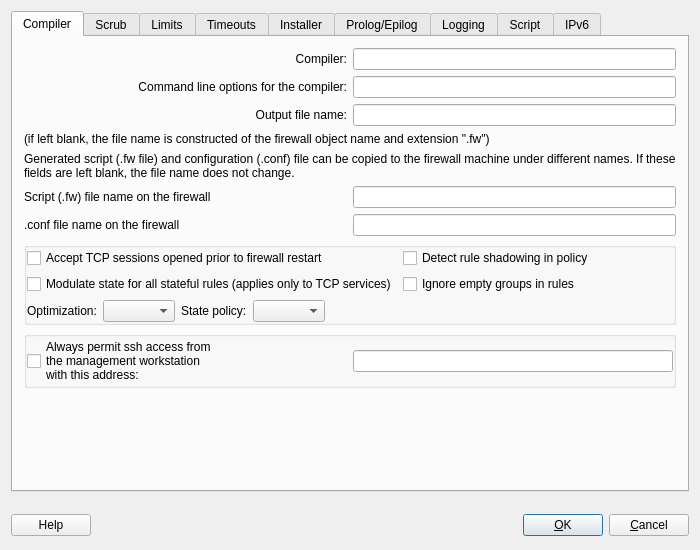
Old version of the form src/libgui/pfadvanceddialog_q.ui in the repository fwbuilder/fwbuilder.
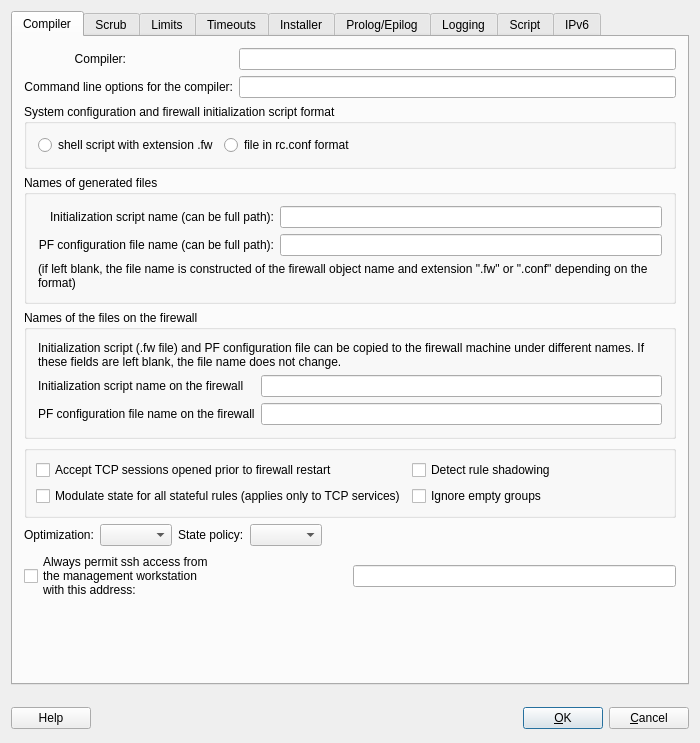
New version of the form.

Commit message: see #1888 Added second input field for the conf file name, refatoring in CompilerDriver_pf to use QString mostly; The name of the generated .fw file is still taken from the -o option rather than output_file firewall option

```diff
--- a/src/libgui/pfadvanceddialog_q.ui
+++ b/src/libgui/pfadvanceddialog_q.ui
@@ -10,7 +10,7 @@
     <x>0</x>
     <y>0</y>
     <width>700</width>
-    <height>550</height>
+    <height>743</height>
    </rect>
   </property>
   <property name="maximumSize">
@@ -100,7 +100,7 @@
       <attribute name="title">
        <string>Compiler</string>
       </attribute>
-      <layout class="QGridLayout" name="gridLayout_8">
+      <layout class="QGridLayout" name="gridLayout_10">
        <item row="0" column="0">
         <widget class="QLabel" name="compilerLabel">
          <property name="text">
@@ -114,7 +114,7 @@
          </property>
         </widget>
        </item>
-       <item row="0" column="1">
+       <item row="0" column="2">
         <widget class="QLineEdit" name="compiler">
          <property name="maximumSize">
           <size>
@@ -124,24 +124,173 @@
          </property>
         </widget>
        </item>
-       <item row="5" column="0" colspan="2">
+       <item row="1" column="0" colspan="2">
+        <widget class="QLabel" name="compilerArgsLabel">
+         <property name="sizePolicy">
+          <sizepolicy hsizetype="Expanding" vsizetype="Preferred">
+           <horstretch>0</horstretch>
+           <verstretch>0</verstretch>
+          </sizepolicy>
+         </property>
+         <property name="text">
+          <string>Command line options for the compiler:</string>
+         </property>
+         <property name="alignment">
+          <set>Qt::AlignRight|Qt::AlignTrailing|Qt::AlignVCenter</set>
+         </property>
+         <property name="wordWrap">
+          <bool>false</bool>
+         </property>
+        </widget>
+       </item>
+       <item row="1" column="2">
+        <widget class="QLineEdit" name="compilerArgs">
+         <property name="maximumSize">
+          <size>
+           <width>32767</width>
+           <height>22</height>
+          </size>
+         </property>
+        </widget>
+       </item>
+       <item row="2" column="0" colspan="3">
+        <widget class="QGroupBox" name="groupBox_3">
+         <property name="title">
+          <string>System configuration and firewall initialization script format</string>
+         </property>
+         <property name="flat">
+          <bool>false</bool>
+         </property>
+         <layout class="QGridLayout" name="gridLayout_8">
+          <item row="0" column="0">
+           <layout class="QHBoxLayout" name="horizontalLayout_6">
+            <item>
+             <widget class="QRadioButton" name="generateShellScript">
+              <property name="text">
+               <string>shell script with extension .fw</string>
+              </property>
+             </widget>
+            </item>
+            <item>
+             <widget class="QRadioButton" name="generateRcConfFile">
+              <property name="text">
+               <string>file in rc.conf format</string>
+              </property>
+             </widget>
+            </item>
+            <item>
+             <spacer name="horizontalSpacer_3">
+              <property name="orientation">
+               <enum>Qt::Horizontal</enum>
+              </property>
+              <property name="sizeHint" stdset="0">
+               <size>
+                <width>208</width>
+                <height>20</height>
+               </size>
+              </property>
+             </spacer>
+            </item>
+           </layout>
+          </item>
+         </layout>
+        </widget>
+       </item>
+       <item row="3" column="0" colspan="3">
+        <widget class="QGroupBox" name="groupBox_4">
+         <property name="title">
+          <string>Names of generated files</string>
+         </property>
+         <layout class="QGridLayout" name="gridLayout_7">
+          <item row="0" column="0">
+           <widget class="QLabel" name="label_6">
+            <property name="text">
+             <string>Initialization script name (can be full path):</string>
+            </property>
+            <property name="alignment">
+             <set>Qt::AlignRight|Qt::AlignTrailing|Qt::AlignVCenter</set>
+            </property>
+           </widget>
+          </item>
+          <item row="0" column="1">
+           <widget class="QLineEdit" name="outputFileName">
+            <property name="maximumSize">
+             <size>
+              <width>32767</width>
+              <height>22</height>
+             </size>
+            </property>
+           </widget>
+          </item>
+          <item row="1" column="0">
+           <widget class="QLabel" name="label_7">
+            <property name="text">
+             <string>PF configuration file name (can be full path):</string>
+            </property>
+            <property name="alignment">
+             <set>Qt::AlignRight|Qt::AlignTrailing|Qt::AlignVCenter</set>
+            </property>
+           </widget>
+          </item>
+          <item row="1" column="1">
+           <widget class="QLineEdit" name="confFileName">
+            <property name="maximumSize">
+             <size>
+              <width>32767</width>
+              <height>22</height>
+             </size>
+            </property>
+           </widget>
+          </item>
+          <item row="2" column="0" colspan="2">
+           <widget class="QLabel" name="textLabel1_5">
+            <property name="sizePolicy">
+             <sizepolicy hsizetype="Expanding" vsizetype="Preferred">
+              <horstretch>0</horstretch>
+              <verstretch>0</verstretch>
+             </sizepolicy>
+            </property>
+            <property name="text">
+             <string>(if left blank, the file name is constructed of the firewall object name and extension &quot;.fw&quot; or &quot;.conf&quot; depending on the format)</string>
+            </property>
+            <property name="alignment">
+             <set>Qt::AlignVCenter</set>
+            </property>
+            <property name="wordWrap">
+             <bool>true</bool>
+            </property>
+           </widget>
+          </item>
+         </layout>
+        </widget>
+       </item>
+       <item row="4" column="0" colspan="3">
+        <widget class="QGroupBox" name="groupBox_2">
+         <property name="title">
+          <string>Names of the files on the firewall</string>
+         </property>
+         <property name="flat">
+          <bool>false</bool>
+         </property>
+         <layout class="QGridLayout" name="gridLayout">
+          <item row="0" column="0" colspan="2">
         <widget class="QLabel" name="label_4">
          <property name="text">
-          <string>Generated script (.fw file) and configuration (.conf) file can be copied to the firewall machine under different names. If these fields are left blank, the file name does not change.</string>
+             <string>Initialization script (.fw file) and PF configuration file can be copied to the firewall machine under different names. If these fields are left blank, the file name does not change.</string>
          </property>
          <property name="wordWrap">
           <bool>true</bool>
          </property>
         </widget>
        </item>
-       <item row="6" column="0">
+          <item row="1" column="0">
         <widget class="QLabel" name="label_2">
          <property name="text">
-          <string>Script (.fw) file name on the firewall</string>
+             <string>Initialization script name on the firewall</string>
          </property>
         </widget>
        </item>
-       <item row="6" column="1">
+          <item row="1" column="1">
         <widget class="QLineEdit" name="fileNameOnFw">
          <property name="maximumSize">
           <size>
@@ -151,14 +300,14 @@
          </property>
         </widget>
        </item>
-       <item row="7" column="0">
+          <item row="2" column="0">
         <widget class="QLabel" name="label_3">
          <property name="text">
-          <string>.conf file name on the firewall</string>
+             <string>PF configuration file name on the firewall</string>
          </property>
         </widget>
        </item>
-       <item row="7" column="1">
+          <item row="2" column="1">
         <widget class="QLineEdit" name="confFileNameOnFw">
          <property name="maximumSize">
           <size>
@@ -168,26 +317,29 @@
          </property>
         </widget>
        </item>
-       <item row="8" column="0" colspan="2">
+         </layout>
+        </widget>
+       </item>
+       <item row="5" column="0" colspan="3">
         <widget class="QGroupBox" name="groupBox">
          <property name="title">
           <string/>
          </property>
          <property name="flat">
-          <bool>true</bool>
+          <bool>false</bool>
          </property>
          <layout class="QGridLayout" name="gridLayout_6">
           <property name="margin">
-           <number>0</number>
+           <number>9</number>
           </property>
-          <item row="0" column="0" colspan="5">
+          <item row="0" column="0" colspan="2">
            <widget class="QCheckBox" name="pf_accept_new_tcp_with_no_syn">
             <property name="text">
              <string>Accept TCP sessions opened prior to firewall restart</string>
             </property>
            </widget>
           </item>
-          <item row="1" column="0" colspan="5">
+          <item row="1" column="0" colspan="2">
            <widget class="QCheckBox" name="pf_modulate_state">
             <property name="sizePolicy">
              <sizepolicy hsizetype="Expanding" vsizetype="Fixed">
@@ -200,7 +352,52 @@
             </property>
            </widget>
           </item>
-          <item row="4" column="0">
+          <item row="0" column="2">
+           <widget class="QCheckBox" name="pf_check_shadowing">
+            <property name="sizePolicy">
+             <sizepolicy hsizetype="Expanding" vsizetype="Fixed">
+              <horstretch>0</horstretch>
+              <verstretch>0</verstretch>
+             </sizepolicy>
+            </property>
+            <property name="toolTip">
+             <string>Shadowing happens because a rule is a superset of 
+a subsequent rule and any packets potentially matched 
+by the subsequent rule have already been matched by 
+the prior rule.</string>
+            </property>
+            <property name="text">
+             <string>Detect rule shadowing</string>
+            </property>
+           </widget>
+          </item>
+          <item row="1" column="2">
+           <widget class="QCheckBox" name="pf_ignore_empty_groups">
+            <property name="sizePolicy">
+             <sizepolicy hsizetype="Expanding" vsizetype="Fixed">
+              <horstretch>0</horstretch>
+              <verstretch>0</verstretch>
+             </sizepolicy>
+            </property>
+            <property name="toolTip">
+             <string>If the option is deactivated, compiler treats empty groups as
+an error and aborts processing the policy. If this option is 
+activated, compiler removes all empty groups from all rule 
+elements. If rule element becomes 'any' after the last empty 
+group has been removed, the whole rule will be ignored. Use 
+this option only if you fully understand how it works!</string>
+            </property>
+            <property name="text">
+             <string>Ignore empty groups</string>
+            </property>
+           </widget>
+          </item>
+         </layout>
+        </widget>
+       </item>
+       <item row="6" column="0" colspan="3">
+        <layout class="QHBoxLayout" name="horizontalLayout_5">
+         <item>
            <widget class="QLabel" name="textLabel3">
             <property name="text">
              <string>Optimization:</string>
@@ -213,24 +410,24 @@
             </property>
            </widget>
           </item>
-          <item row="4" column="1">
+         <item>
            <widget class="QComboBox" name="pf_optimization"/>
           </item>
-          <item row="4" column="2">
+         <item>
            <widget class="QLabel" name="label_5">
             <property name="text">
              <string>State policy:</string>
             </property>
            </widget>
           </item>
-          <item row="4" column="3">
+         <item>
            <widget class="QComboBox" name="pf_state_policy">
             <property name="toolTip">
              <string>States can be bound to interfaces or match packets on any interface. The latter can be useful in case of an assymmetric routing.</string>
             </property>
            </widget>
           </item>
-          <item row="4" column="5">
+         <item>
            <spacer name="horizontalSpacer_2">
             <property name="orientation">
              <enum>Qt::Horizontal</enum>
@@ -243,54 +440,11 @@
             </property>
            </spacer>
           </item>
-          <item row="0" column="5">
-           <widget class="QCheckBox" name="pf_check_shadowing">
-            <property name="sizePolicy">
-             <sizepolicy hsizetype="Expanding" vsizetype="Fixed">
-              <horstretch>0</horstretch>
-              <verstretch>0</verstretch>
-             </sizepolicy>
-            </property>
-            <property name="toolTip">
-             <string>Shadowing happens because a rule is a superset of a subsequent rule and any packets potentially matched by the subsequent rule have already been matched by the prior rule.</string>
-            </property>
-            <property name="text">
-             <string>Detect rule shadowing in policy</string>
-            </property>
-           </widget>
-          </item>
-          <item row="1" column="5">
-           <widget class="QCheckBox" name="pf_ignore_empty_groups">
-            <property name="sizePolicy">
-             <sizepolicy hsizetype="Expanding" vsizetype="Fixed">
-              <horstretch>0</horstretch>
-              <verstretch>0</verstretch>
-             </sizepolicy>
-            </property>
-            <property name="toolTip">
-             <string>If the option is deactivated, compiler treats empty groups as an error and aborts processing the policy. If this option is activated, compiler removes all empty groups from all rule elements. If rule element becomes 'any' after the last empty group has been removed, the whole rule will be ignored. Use this option only if you fully understand how it works!</string>
-            </property>
-            <property name="text">
-             <string>Ignore empty groups in rules</string>
-            </property>
-           </widget>
-          </item>
-         </layout>
-        </widget>
+        </layout>
        </item>
-       <item row="9" column="0" colspan="2">
-        <widget class="QGroupBox" name="groupBox_2">
-         <property name="title">
-          <string/>
-         </property>
-         <property name="flat">
-          <bool>true</bool>
-         </property>
-         <layout class="QGridLayout" name="gridLayout_7">
-          <property name="margin">
-           <number>0</number>
-          </property>
-          <item row="0" column="0">
+       <item row="7" column="0" colspan="3">
+        <layout class="QHBoxLayout" name="horizontalLayout_7">
+         <item>
            <widget class="QCheckBox" name="mgmt_ssh">
             <property name="sizePolicy">
              <sizepolicy hsizetype="Expanding" vsizetype="Fixed">
@@ -305,7 +459,7 @@
             </property>
            </widget>
           </item>
-          <item row="0" column="1">
+         <item>
            <widget class="QLineEdit" name="mgmt_addr">
             <property name="sizePolicy">
              <sizepolicy hsizetype="Expanding" vsizetype="Fixed">
@@ -322,9 +476,8 @@
            </widget>
           </item>
          </layout>
-        </widget>
        </item>
-       <item row="10" column="1">
+       <item row="8" column="1">
         <spacer name="verticalSpacer">
          <property name="orientation">
           <enum>Qt::Vertical</enum>
@@ -337,74 +490,6 @@
          </property>
         </spacer>
        </item>
-       <item row="1" column="1">
-        <widget class="QLineEdit" name="compilerArgs">
-         <property name="maximumSize">
-          <size>
-           <width>32767</width>
-           <height>22</height>
-          </size>
-         </property>
-        </widget>
-       </item>
-       <item row="1" column="0">
-        <widget class="QLabel" name="compilerArgsLabel">
-         <property name="sizePolicy">
-          <sizepolicy hsizetype="Expanding" vsizetype="Preferred">
-           <horstretch>0</horstretch>
-           <verstretch>0</verstretch>
-          </sizepolicy>
-         </property>
-         <property name="text">
-          <string>Command line options for the compiler:</string>
-         </property>
-         <property name="alignment">
-          <set>Qt::AlignRight|Qt::AlignTrailing|Qt::AlignVCenter</set>
-         </property>
-         <property name="wordWrap">
-          <bool>false</bool>
-         </property>
-        </widget>
-       </item>
-       <item row="2" column="1">
-        <widget class="QLineEdit" name="outputFileName">
-         <property name="maximumSize">
-          <size>
-           <width>32767</width>
-           <height>22</height>
-          </size>
-         </property>
-        </widget>
-       </item>
-       <item row="3" column="0" colspan="2">
-        <widget class="QLabel" name="textLabel1_5">
-         <property name="sizePolicy">
-          <sizepolicy hsizetype="Expanding" vsizetype="Preferred">
-           <horstretch>0</horstretch>
-           <verstretch>0</verstretch>
-          </sizepolicy>
-         </property>
-         <property name="text">
-          <string>(if left blank, the file name is constructed of the firewall object name and extension &quot;.fw&quot;)</string>
-         </property>
-         <property name="alignment">
-          <set>Qt::AlignVCenter</set>
-         </property>
-         <property name="wordWrap">
-          <bool>true</bool>
-         </property>
-        </widget>
-       </item>
-       <item row="2" column="0">
-        <widget class="QLabel" name="label_6">
-         <property name="text">
-          <string>Output file name:</string>
-         </property>
-         <property name="alignment">
-          <set>Qt::AlignRight|Qt::AlignTrailing|Qt::AlignVCenter</set>
-         </property>
-        </widget>
-       </item>
       </layout>
      </widget>
      <widget class="QWidget" name="tab2">
```
Left out of the diff: 40 changed lines with no effect on the pictures. Lines whose indentation alone changed are shown as unchanged. The commit also changes 8 other files.
